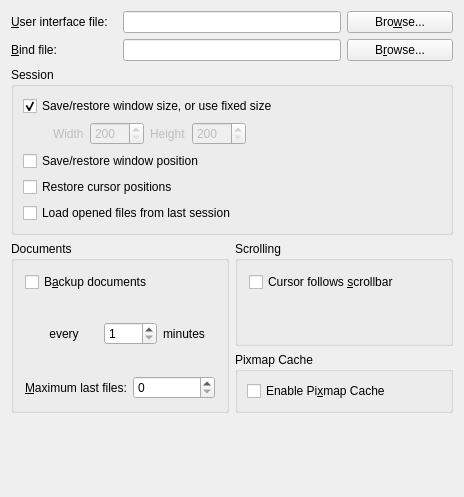
This is src/frontends/qt4/ui/PrefUi.ui in cburschka/lyx as Qt 5 draws it before an edit. The edited form follows.
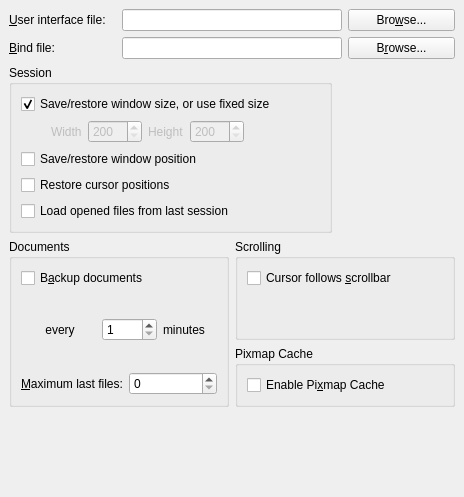
This is the edited form.

Commit message: Fix compilation for Qt < 4.3 (using 4.2.1).

The edit to the form file:
```diff
--- a/src/frontends/qt4/ui/PrefUi.ui
+++ b/src/frontends/qt4/ui/PrefUi.ui
@@ -10,7 +10,9 @@
    </rect>
   </property>
   <property name="sizePolicy" >
-   <sizepolicy vsizetype="Minimum" hsizetype="Minimum" >
+   <sizepolicy>
+    <hsizetype>0</hsizetype>
+    <vsizetype>0</vsizetype>
     <horstretch>0</horstretch>
     <verstretch>0</verstretch>
    </sizepolicy>
@@ -19,6 +21,12 @@
    <string/>
   </property>
   <layout class="QGridLayout" >
+   <property name="margin" >
+    <number>9</number>
+   </property>
+   <property name="spacing" >
+    <number>6</number>
+   </property>
    <item row="0" column="0" >
     <widget class="QLabel" name="uiFileLA" >
      <property name="text" >
@@ -62,7 +70,9 @@
    <item row="2" column="0" colspan="4" >
     <widget class="QGroupBox" name="GeometryGB" >
      <property name="sizePolicy" >
-      <sizepolicy vsizetype="Preferred" hsizetype="Preferred" >
+      <sizepolicy>
+       <hsizetype>0</hsizetype>
+       <vsizetype>0</vsizetype>
        <horstretch>0</horstretch>
        <verstretch>0</verstretch>
       </sizepolicy>
@@ -74,19 +84,7 @@
       <property name="leftMargin" >
        <number>9</number>
       </property>
-      <property name="topMargin" >
-       <number>9</number>
-      </property>
-      <property name="rightMargin" >
-       <number>9</number>
-      </property>
-      <property name="bottomMargin" >
-       <number>9</number>
-      </property>
-      <property name="horizontalSpacing" >
-       <number>6</number>
-      </property>
-      <property name="verticalSpacing" >
+      <property name="spacing" >
        <number>6</number>
       </property>
       <item row="0" column="0" colspan="2" >
@@ -251,21 +249,12 @@
       <string>Documents</string>
      </property>
      <layout class="QVBoxLayout" >
+      <property name="margin" >
+       <number>9</number>
+      </property>
       <property name="spacing" >
        <number>6</number>
       </property>
-      <property name="leftMargin" >
-       <number>11</number>
-      </property>
-      <property name="topMargin" >
-       <number>11</number>
-      </property>
-      <property name="rightMargin" >
-       <number>11</number>
-      </property>
-      <property name="bottomMargin" >
-       <number>11</number>
-      </property>
       <item>
        <widget class="QCheckBox" name="autoSaveCB" >
         <property name="text" >
@@ -383,21 +372,12 @@
       <set>Qt::AlignLeading|Qt::AlignLeft|Qt::AlignTop</set>
      </property>
      <layout class="QVBoxLayout" >
+      <property name="margin" >
+       <number>9</number>
+      </property>
       <property name="spacing" >
        <number>6</number>
       </property>
-      <property name="leftMargin" >
-       <number>11</number>
-      </property>
-      <property name="topMargin" >
-       <number>11</number>
-      </property>
-      <property name="rightMargin" >
-       <number>11</number>
-      </property>
-      <property name="bottomMargin" >
-       <number>11</number>
-      </property>
       <item>
        <widget class="QCheckBox" name="cursorFollowsCB" >
         <property name="text" >
@@ -427,6 +407,12 @@
       <string>Pixmap Cache</string>
      </property>
      <layout class="QGridLayout" >
+      <property name="margin" >
+       <number>9</number>
+      </property>
+      <property name="spacing" >
+       <number>6</number>
+      </property>
       <item row="0" column="0" >
        <widget class="QCheckBox" name="pixmapCacheCB" >
         <property name="toolTip" >
```
Left out of the diff: 65 changed lines with no effect on the pictures.
